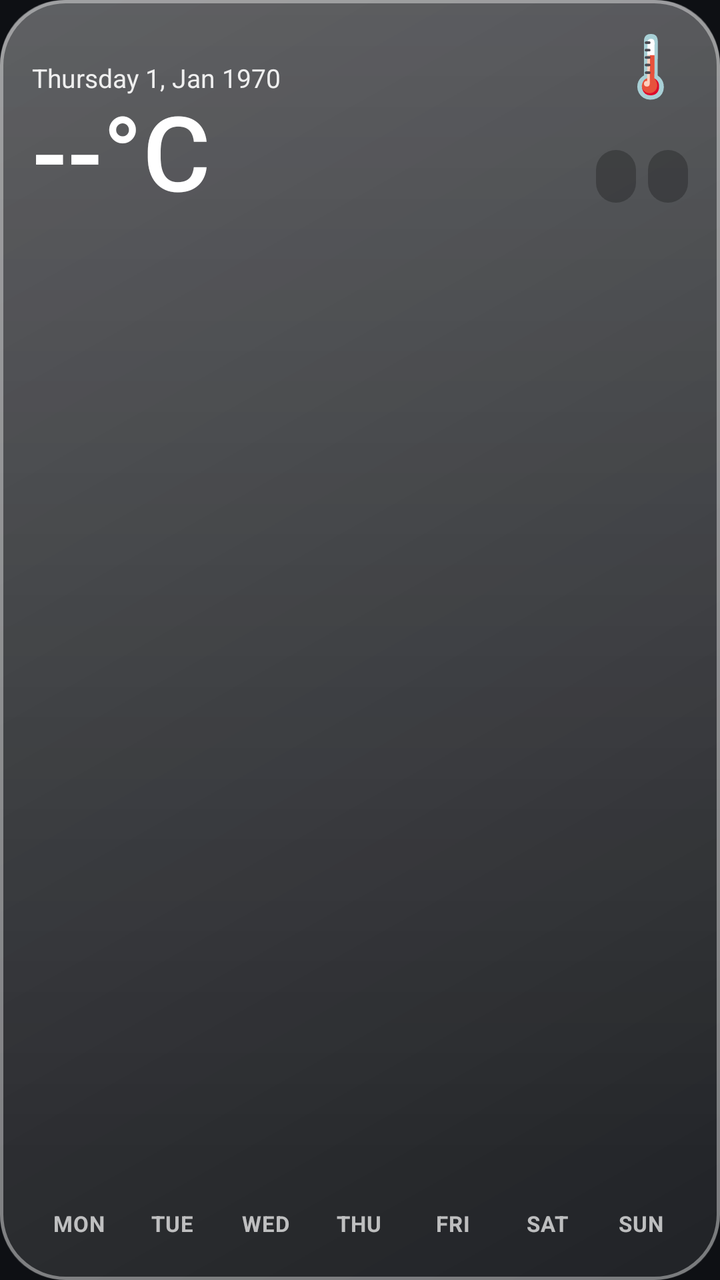
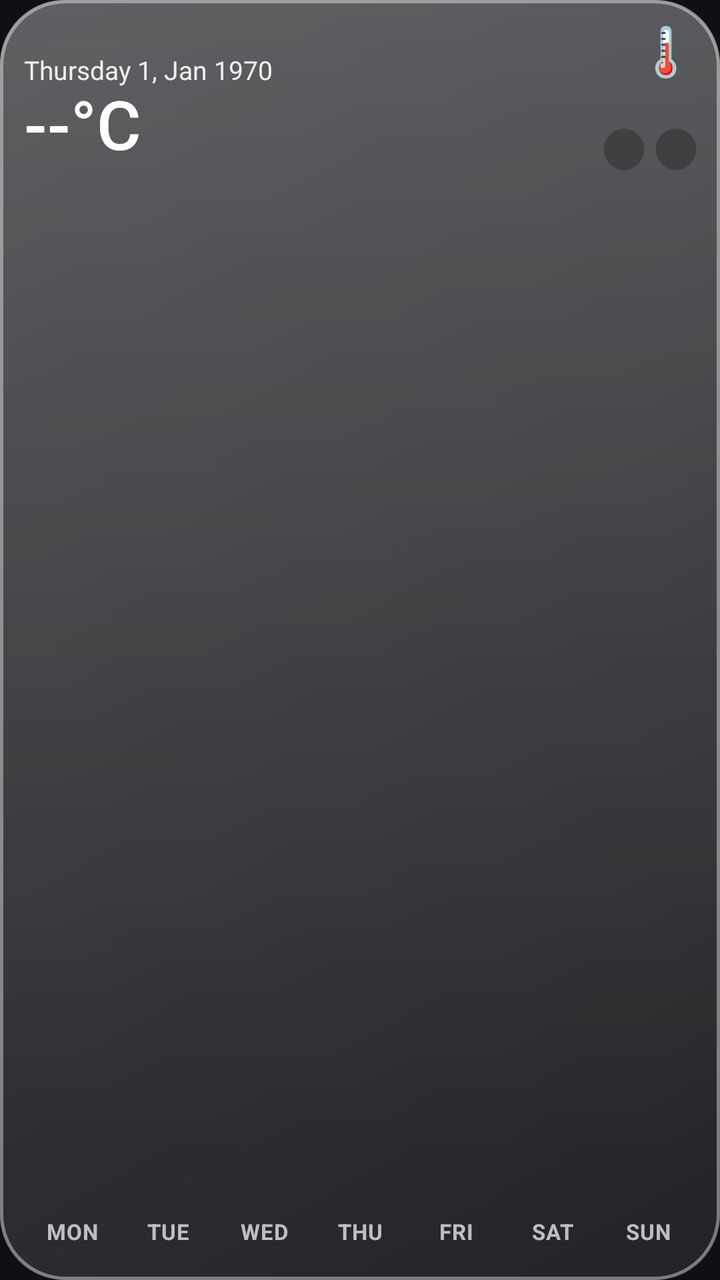

Before-and-after screenshots of an Android layout around one commit, followed by the original layout XML and the change that was made.
<!-- AndroidManifest.xml: application theme Theme.GlassWidgets -->
<!-- res/layout/widget_glass_weather.xml -->
<?xml version="1.0" encoding="utf-8"?>
<FrameLayout xmlns:android="http://schemas.android.com/apk/res/android"
    android:id="@+id/widget_root"
    android:layout_width="match_parent"
    android:layout_height="match_parent"
    android:background="@drawable/glass_bg"
    android:padding="16dp">

    <LinearLayout
        android:layout_width="match_parent"
        android:layout_height="match_parent"
        android:orientation="vertical">

        <LinearLayout
            android:layout_width="match_parent"
            android:layout_height="0dp"
            android:layout_weight="1"
            android:orientation="horizontal">

            
            <LinearLayout
                android:layout_width="0dp"
                android:layout_height="match_parent"
                android:layout_weight="1"
                android:orientation="vertical">

                <TextView
                    android:id="@+id/weather_city"
                    android:layout_width="wrap_content"
                    android:layout_height="wrap_content"
                    android:ellipsize="end"
                    android:includeFontPadding="false"
                    android:maxLines="1"
                    android:textColor="#B3FFFFFF"
                    android:textSize="12sp" />

                <TextClock
                    android:layout_width="wrap_content"
                    android:layout_height="wrap_content"
                    android:layout_marginTop="2dp"
                    android:format12Hour="EEEE d, MMM yyyy"
                    android:format24Hour="EEEE d, MMM yyyy"
                    android:includeFontPadding="false"
                    android:maxLines="1"
                    android:textColor="#E6FFFFFF"
                    android:textSize="13sp" />

                <TextView
                    android:id="@+id/weather_temp"
                    android:layout_width="wrap_content"
                    android:layout_height="wrap_content"
                    android:fontFamily="sans-serif-medium"
                    android:includeFontPadding="false"
                    android:text="--°C"
                    android:textColor="#FFFFFFFF"
                    android:textSize="52sp" />

            </LinearLayout>

            
            <LinearLayout
                android:layout_width="wrap_content"
                android:layout_height="match_parent"
                android:gravity="end"
                android:orientation="vertical">

                <TextView
                    android:id="@+id/weather_icon"
                    android:layout_width="wrap_content"
                    android:layout_height="wrap_content"
                    android:includeFontPadding="false"
                    android:text="🌡️"
                    android:textSize="30sp" />

                <TextView
                    android:id="@+id/weather_feels"
                    android:layout_width="wrap_content"
                    android:layout_height="wrap_content"
                    android:layout_marginTop="4dp"
                    android:includeFontPadding="false"
                    android:maxLines="1"
                    android:textColor="#E6FFFFFF"
                    android:textSize="12sp" />

                <LinearLayout
                    android:layout_width="wrap_content"
                    android:layout_height="wrap_content"
                    android:layout_marginTop="6dp"
                    android:orientation="horizontal">

                    <TextView
                        android:id="@+id/weather_high"
                        style="@style/GlassChip" />

                    <TextView
                        android:id="@+id/weather_low"
                        style="@style/GlassChip"
                        android:layout_marginStart="6dp" />

                </LinearLayout>

            </LinearLayout>

        </LinearLayout>

        
        <LinearLayout
            android:layout_width="match_parent"
            android:layout_height="wrap_content"
            android:layout_marginTop="8dp"
            android:orientation="horizontal"
            android:weightSum="7">

            <TextView
                android:id="@+id/day_0"
                style="@style/GlassDay"
                android:text="MON" />

            <TextView
                android:id="@+id/day_1"
                style="@style/GlassDay"
                android:text="TUE" />

            <TextView
                android:id="@+id/day_2"
                style="@style/GlassDay"
                android:text="WED" />

            <TextView
                android:id="@+id/day_3"
                style="@style/GlassDay"
                android:text="THU" />

            <TextView
                android:id="@+id/day_4"
                style="@style/GlassDay"
                android:text="FRI" />

            <TextView
                android:id="@+id/day_5"
                style="@style/GlassDay"
                android:text="SAT" />

            <TextView
                android:id="@+id/day_6"
                style="@style/GlassDay"
                android:text="SUN" />

        </LinearLayout>

    </LinearLayout>

</FrameLayout>
<!-- resources referenced by this layout -->
<resources>
  <!-- drawable glass_bg (drawable) -->
  <?xml version="1.0" encoding="utf-8"?>
  <layer-list xmlns:android="http://schemas.android.com/apk/res/android">
  
      
      <item>
          <shape android:shape="rectangle">
              <gradient
                  android:angle="315"
                  android:endColor="#14FFFFFF"
                  android:startColor="#38FFFFFF"
                  android:type="linear" />
              <corners android:radius="32dp" />
          </shape>
      </item>
  
      
      <item android:bottom="60dp">
          <shape android:shape="rectangle">
              <gradient
                  android:angle="270"
                  android:endColor="#00FFFFFF"
                  android:startColor="#26FFFFFF"
                  android:type="linear" />
              <corners
                  android:topLeftRadius="32dp"
                  android:topRightRadius="32dp" />
          </shape>
      </item>
  
      
      <item>
          <shape android:shape="rectangle">
              <stroke
                  android:width="1.5dp"
                  android:color="#66FFFFFF" />
              <corners android:radius="32dp" />
          </shape>
      </item>
  
  </layer-list>
  <style name="GlassChip">
          <item name="android:layout_width">wrap_content</item>
          <item name="android:layout_height">wrap_content</item>
          <item name="android:background">@drawable/glass_chip</item>
          <item name="android:paddingStart">10dp</item>
          <item name="android:paddingEnd">10dp</item>
          <item name="android:paddingTop">5dp</item>
          <item name="android:paddingBottom">5dp</item>
          <item name="android:maxLines">1</item>
          <item name="android:textColor">#FFFFFFFF</item>
          <item name="android:textSize">12sp</item>
          <item name="android:textStyle">bold</item>
      </style>
  <style name="GlassDay">
          <item name="android:layout_width">0dp</item>
          <item name="android:layout_height">wrap_content</item>
          <item name="android:layout_weight">1</item>
          <item name="android:layout_marginStart">1dp</item>
          <item name="android:layout_marginEnd">1dp</item>
          <item name="android:gravity">center</item>
          <item name="android:paddingTop">5dp</item>
          <item name="android:paddingBottom">5dp</item>
          <item name="android:maxLines">1</item>
          <item name="android:textColor">#B3FFFFFF</item>
          <item name="android:textSize">11sp</item>
          <item name="android:textStyle">bold</item>
          <item name="android:letterSpacing">0.04</item>
      </style>
  <style name="Theme.GlassWidgets" parent="Theme.Material3.Dark.NoActionBar">
          <item name="colorPrimary">@color/accent</item>
          <item name="colorOnPrimary">@color/on_accent</item>
          <item name="colorSecondaryContainer">@color/accent_container</item>
          <item name="colorOnSecondaryContainer">@color/text_primary</item>
          <item name="android:windowBackground">@color/app_bg</item>
          <item name="android:statusBarColor">@color/app_bg</item>
          <item name="android:navigationBarColor">@color/app_bg</item>
      </style>
  <!-- drawable glass_chip (drawable) -->
  <?xml version="1.0" encoding="utf-8"?>
  <shape xmlns:android="http://schemas.android.com/apk/res/android"
      android:shape="rectangle">
      <solid android:color="#40000000" />
      <corners android:radius="10dp" />
  </shape>
  <color name="accent">#4FD0E0</color>
  <color name="on_accent">#06191D</color>
  <color name="accent_container">#17414A</color>
  <color name="text_primary">#EAF2F5</color>
  <color name="app_bg">#0E1014</color>
</resources>

<!-- the commit's change to res/layout/widget_glass_weather.xml (unified diff, before → after) -->
@@ -4,7 +4,7 @@
     android:layout_width="match_parent"
     android:layout_height="match_parent"
     android:background="@drawable/glass_bg"
-    android:padding="16dp">
+    android:padding="12dp">
 
     <LinearLayout
         android:layout_width="match_parent"
@@ -53,7 +53,7 @@
                     android:includeFontPadding="false"
                     android:text="--°C"
                     android:textColor="#FFFFFFFF"
-                    android:textSize="52sp" />
+                    android:textSize="34sp" />
 
             </LinearLayout>
 
@@ -70,7 +70,7 @@
                     android:layout_height="wrap_content"
                     android:includeFontPadding="false"
                     android:text="🌡️"
-                    android:textSize="30sp" />
+                    android:textSize="24sp" />
 
                 <TextView
                     android:id="@+id/weather_feels"
@@ -90,12 +90,18 @@
 
                     <TextView
                         android:id="@+id/weather_high"
-                        style="@style/GlassChip" />
+                        style="@style/GlassChip"
+                        android:paddingTop="3dp"
+                        android:paddingBottom="3dp"
+                        android:textSize="11sp" />
 
                     <TextView
                         android:id="@+id/weather_low"
                         style="@style/GlassChip"
-                        android:layout_marginStart="6dp" />
+                        android:layout_marginStart="6dp"
+                        android:paddingTop="3dp"
+                        android:paddingBottom="3dp"
+                        android:textSize="11sp" />
 
                 </LinearLayout>
 
@@ -107,7 +113,7 @@
         <LinearLayout
             android:layout_width="match_parent"
             android:layout_height="wrap_content"
-            android:layout_marginTop="8dp"
+            android:layout_marginTop="4dp"
             android:orientation="horizontal"
             android:weightSum="7">
 
